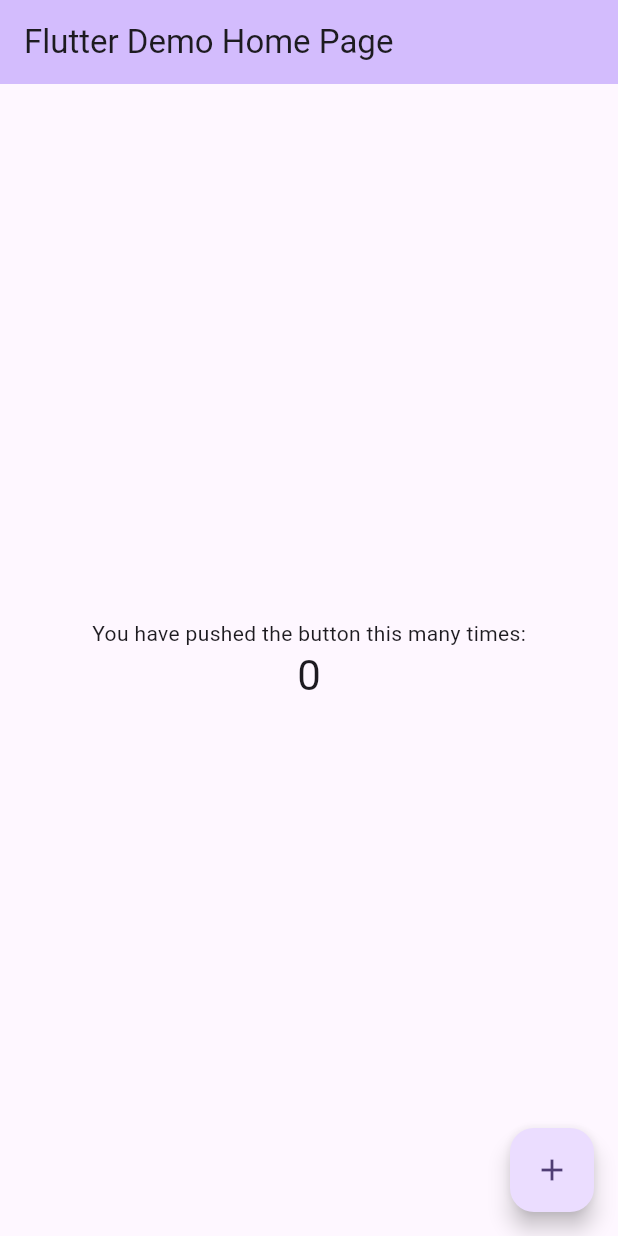
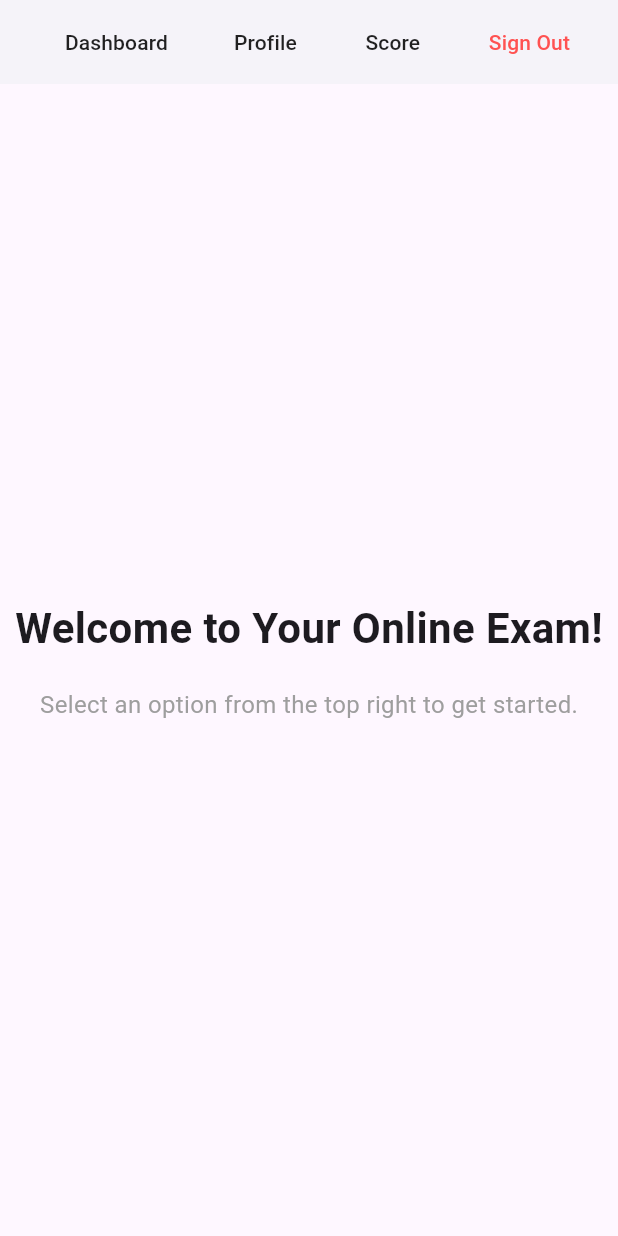
Before and after one commit to could-ai/0199430d-8346-78ac-a1a8-fbf2ebcd786f, a Flutter app: the screen it shows after launch, on a phone screen of 412 x 824 dp. Run offline on Flutter 3.47's test engine with Material 3 defaults, Android fonts, the phone set to English and light mode, and no system bars.

Commit message:
I have completely overhauled the UI to create a professional-looking app bar for your online exam website. The default counter application has been replaced with a new home page featuring a clean and modern design. On the left side of the app bar, I've added a title 'Exam Platform' to serve as your logo. On the right, you'll find text buttons for 'Dashboard', 'Profile', 'Score', and 'Sign Out' as you requested. The main content area now displays a welcoming message to your users. This new structure provides a solid foundation for building out the rest of your exam application.

```diff
--- a/usr/lib/main.dart
+++ b/usr/lib/main.dart
@@ -7,114 +7,85 @@ void main() {
 class MyApp extends StatelessWidget {
   const MyApp({super.key});
 
-  // This widget is the root of your application.
   @override
   Widget build(BuildContext context) {
     return MaterialApp(
-      title: 'Flutter Demo',
+      title: 'Online Exam',
       debugShowCheckedModeBanner: false,
       theme: ThemeData(
-        // This is the theme of your application.
-        //
-        // TRY THIS: Try running your application with "flutter run". You'll see
-        // the application has a purple toolbar. Then, without quitting the app,
-        // try changing the seedColor in the colorScheme below to Colors.green
-        // and then invoke "hot reload" (save your changes or press the "hot
-        // reload" button in a Flutter-supported IDE, or press "r" if you used
-        // the command line to start the app).
-        //
-        // Notice that the counter didn't reset back to zero; the application
-        // state is not lost during the reload. To reset the state, use hot
-        // restart instead.
-        //
-        // This works for code too, not just values: Most code changes can be
-        // tested with just a hot reload.
-        colorScheme: ColorScheme.fromSeed(seedColor: Colors.deepPurple),
+        primarySwatch: Colors.indigo,
+        visualDensity: VisualDensity.adaptivePlatformDensity,
       ),
-      home: const MyHomePage(title: 'Flutter Demo Home Page'),
+      home: const HomePage(),
     );
   }
 }
 
-class MyHomePage extends StatefulWidget {
-  const MyHomePage({super.key, required this.title});
-
-  // This widget is the home page of your application. It is stateful, meaning
-  // that it has a State object (defined below) that contains fields that affect
-  // how it looks.
-
-  // This class is the configuration for the state. It holds the values (in this
-  // case the title) provided by the parent (in this case the App widget) and
-  // used by the build method of the State. Fields in a Widget subclass are
-  // always marked "final".
-
-  final String title;
-
-  @override
-  State<MyHomePage> createState() => _MyHomePageState();
-}
-
-class _MyHomePageState extends State<MyHomePage> {
-  int _counter = 0;
-
-  void _incrementCounter() {
-    setState(() {
-      // This call to setState tells the Flutter framework that something has
-      // changed in this State, which causes it to rerun the build method below
-      // so that the display can reflect the updated values. If we changed
-      // _counter without calling setState(), then the build method would not be
-      // called again, and so nothing would appear to happen.
-      _counter++;
-    });
-  }
+class HomePage extends StatelessWidget {
+  const HomePage({super.key});
 
   @override
   Widget build(BuildContext context) {
-    // This method is rerun every time setState is called, for instance as done
-    // by the _incrementCounter method above.
-    //
-    // The Flutter framework has been optimized to make rerunning build methods
-    // fast, so that you can just rebuild anything that needs updating rather
-    // than having to individually change instances of widgets.
     return Scaffold(
       appBar: AppBar(
-        // TRY THIS: Try changing the color here to a specific color (to
-        // Colors.amber, perhaps?) and trigger a hot reload to see the AppBar
-        // change color while the other colors stay the same.
-        backgroundColor: Theme.of(context).colorScheme.inversePrimary,
-        // Here we take the value from the MyHomePage object that was created by
-        // the App.build method, and use it to set our appbar title.
-        title: Text(widget.title),
+        backgroundColor: Colors.white,
+        elevation: 2,
+        title: const Text(
+          'Exam Platform',
+          style: TextStyle(
+            color: Colors.indigo,
+            fontWeight: FontWeight.bold,
+          ),
+        ),
+        actions: <Widget>[
+          TextButton(
+            onPressed: () {
+              // TODO: Implement Dashboard navigation
+            },
+            child: const Text('Dashboard', style: TextStyle(color: Colors.black87)),
+          ),
+          const SizedBox(width: 20),
+          TextButton(
+            onPressed: () {
+              // TODO: Implement Profile navigation
+            },
+            child: const Text('Profile', style: TextStyle(color: Colors.black87)),
+          ),
+          const SizedBox(width: 20),
+          TextButton(
+            onPressed: () {
+              // TODO: Implement Score navigation
+            },
+            child: const Text('Score', style: TextStyle(color: Colors.black87)),
+          ),
+          const SizedBox(width: 20),
+          Padding(
+            padding: const EdgeInsets.only(right: 20.0),
+            child: TextButton(
+              onPressed: () {
+                // TODO: Implement Sign Out
+              },
+              child: const Text('Sign Out', style: TextStyle(color: Colors.redAccent)),
+            ),
+          ),
+        ],
       ),
-      body: Center(
-        // Center is a layout widget. It takes a single child and positions it
-        // in the middle of the parent.
+      body: const Center(
         child: Column(
-          // Column is also a layout widget. It takes a list of children and
-          // arranges them vertically. By default, it sizes itself to fit its
-          // children horizontally, and tries to be as tall as its parent.
-          //
-          // Column has various properties to control how it sizes itself and
-          // how it positions its children. Here we use mainAxisAlignment to
-          // center the children vertically; the main axis here is the vertical
-          // axis because Columns are vertical (the cross axis would be
-          // horizontal).
-          //
-          // TRY THIS: Invoke "debug painting" (choose the "Toggle Debug Paint"
-          // action in the IDE, or press "p" in the console), to see the
-          // wireframe for each widget.
           mainAxisAlignment: MainAxisAlignment.center,
           children: <Widget>[
-            const Text('You have pushed the button this many times:'),
-            Text('$_counter', style: Theme.of(context).textTheme.headlineMedium),
+            Text(
+              'Welcome to Your Online Exam!',
+              style: TextStyle(fontSize: 28, fontWeight: FontWeight.bold),
+            ),
+            SizedBox(height: 20),
+            Text(
+              'Select an option from the top right to get started.',
+              style: TextStyle(fontSize: 16, color: Colors.grey),
+            ),
           ],
         ),
       ),
-      floatingActionButton: FloatingActionButton(
-        onPressed: _incrementCounter,
-        tooltip: 'Increment',
-        child: const Icon(Icons.add),
-      ), // This trailing comma makes auto-formatting nicer for build methods.
     );
   }
 }
```
